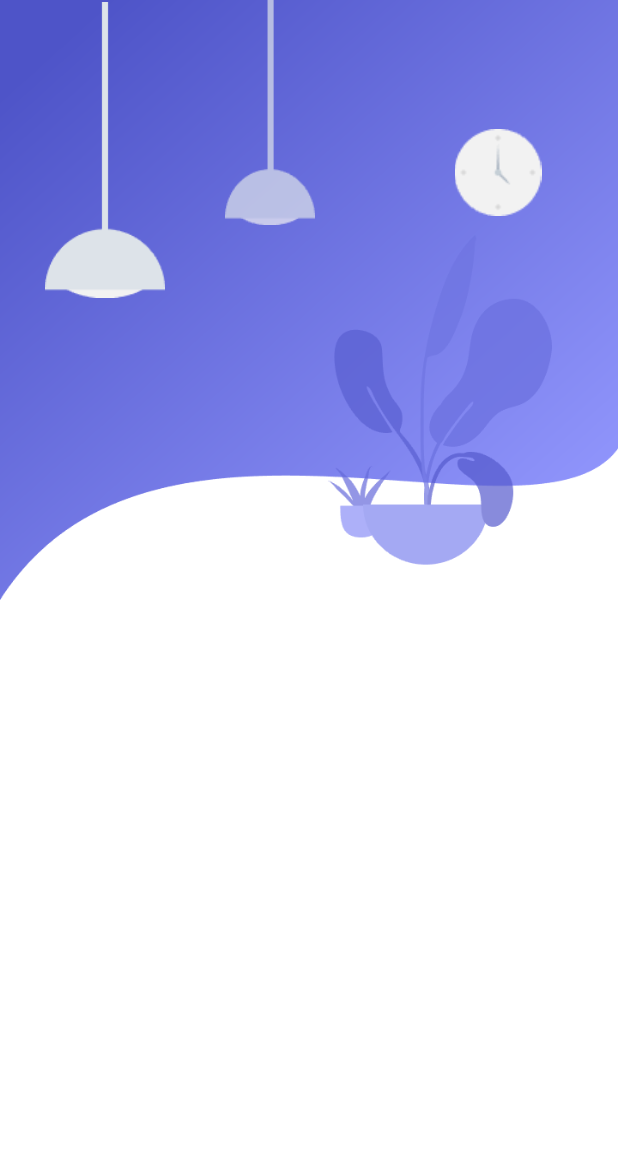
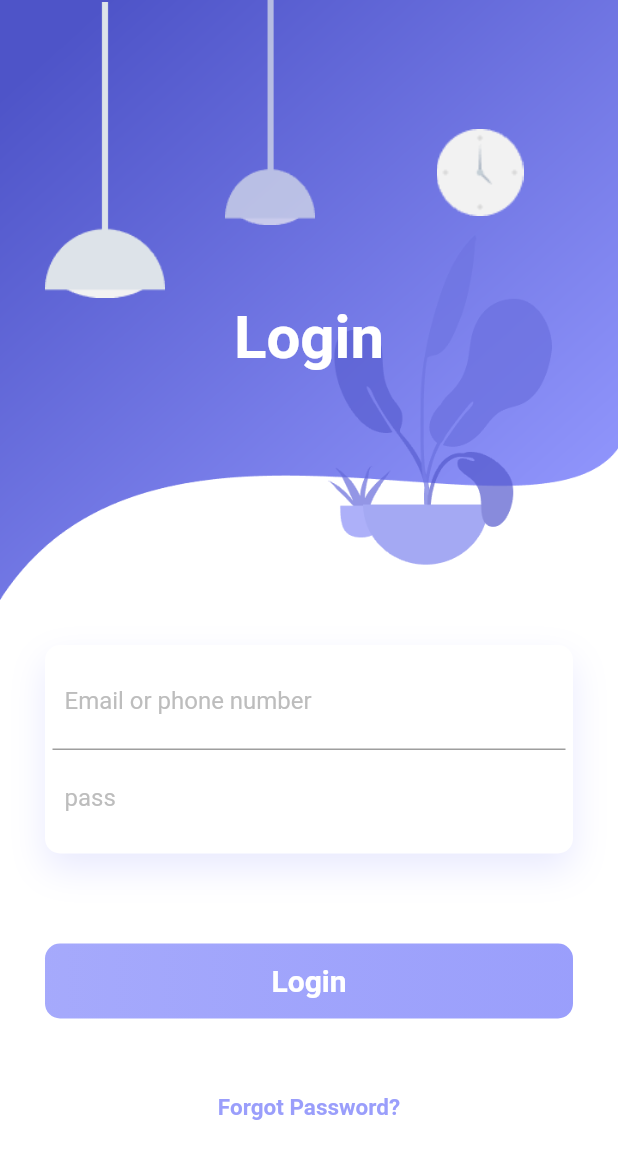
Before and after one commit to CriandoGames/exemple_screem_login_with_getX, a Flutter app: the screen it shows after launch, on a phone screen of 412 x 824 dp. Shown: the top 1159 px of the screen. Run offline on Flutter 3.47's test engine with Material 2 defaults, Android fonts, the phone set to English and light mode, and no system bars; our stand-ins replace get.

Commit message:
create Screem Login

```diff
--- a/project/lib/app/modules/login/page.dart
+++ b/project/lib/app/modules/login/page.dart
@@ -1,4 +1,5 @@
 import 'package:flutter/material.dart';
+import 'package:project/app/modules/login/widgets/generic_image.dart';
 
 class LoginScreem extends StatelessWidget {
   @override
@@ -17,45 +18,111 @@ class LoginScreem extends StatelessWidget {
                     fit: BoxFit.fill)),
             child: Stack(
               children: [
+                GenericImage(
+                    left: 30.0,
+                    height: 200,
+                    width: 80,
+                    nameImage: 'light-1.png'),
+                GenericImage(
+                    left: 140.0,
+                    height: 150,
+                    width: 80,
+                    nameImage: 'light-2.png'),
+                GenericImage(
+                  left: 280,
+                  height: 150,
+                  width: 80,
+                  nameImage: 'clock.png',
+                  top: 40,
+                ),
                 Positioned(
-                    left: 30,
-                    width: 80,
-                    height: 200,
                     child: Container(
+                  margin: EdgeInsets.only(top: 50),
+                  child: Center(
+                    child: Text(
+                      'Login',
+                      style: TextStyle(
+                          color: Colors.white,
+                          fontSize: 40,
+                          fontWeight: FontWeight.bold),
+                    ),
+                  ),
+                )),
+              ],
+            ),
+          ),
+          Padding(
+            padding: EdgeInsets.all(30),
+            child: Column(
+              children: [
+                Container(
+                  padding: EdgeInsets.all(5),
                   decoration: BoxDecoration(
-                            image: DecorationImage(
-                      image: AssetImage(
-                        'assets/light-1.png',
+                      color: Colors.white,
+                      borderRadius: BorderRadius.circular(10),
+                      boxShadow: [
+                        BoxShadow(
+                            color: Color.fromRGBO(143, 148, 251, .2),
+                            blurRadius: 20.0,
+                            offset: Offset(0, 10))
+                      ]),
+                  child: Column(
+                    children: [
+                      Container(
+                        padding: EdgeInsets.all(8.0),
+                        decoration: BoxDecoration(
+                            border:
+                                Border(bottom: BorderSide(color: Colors.grey))),
+                        child: TextField(
+                          decoration: InputDecoration(
+                              border: InputBorder.none,
+                              hintText: 'Email or phone number',
+                              hintStyle: TextStyle(color: Colors.grey[400])),
                         ),
-                    )))),
-                Positioned(
-                    left: 140,
-                    width: 80,
-                    height: 150,
-                    child: Container(
-                        decoration: BoxDecoration(
-                            image: DecorationImage(
-                      image: AssetImage(
-                        'assets/light-2.png',
                       ),
-                    )))),
-                Positioned(
-                    right: 40,
-                    top: 40,
-                    width: 80,
-                    height: 150,
-                    child: Container(
-                        decoration: BoxDecoration(
-                            image: DecorationImage(
-                      image: AssetImage(
-                        'assets/clock.png',
+                      Container(
+                        padding: EdgeInsets.all(8.0),
+                        decoration: BoxDecoration(),
+                        child: TextField(
+                          decoration: InputDecoration(
+                              border: InputBorder.none,
+                              hintText: 'pass',
+                              hintStyle: TextStyle(color: Colors.grey[400])),
                         ),
-                    )))),
+                      )
                     ],
                   ),
                 )
               ],
             ),
+          ),
+          SizedBox(height: 30),
+          Container(
+            margin: EdgeInsets.symmetric(horizontal: 30),
+            height: 50,
+            decoration: BoxDecoration(
+              borderRadius: BorderRadius.circular(10),
+              gradient: LinearGradient(
+                colors: [
+                  Color.fromRGBO(143, 148, 251, .8),
+                  Color.fromRGBO(143, 148, 251, .9),
+                ]
+              ),
+            ) ,
+            child: Center(
+              child: Text('Login', style: TextStyle(
+                            color: Colors.white,
+                            fontSize: 20,
+                            fontWeight: FontWeight.bold)),
+            ),
+          ),
+          SizedBox(height: 50),
+           Text('Forgot Password?', style: TextStyle(
+                            color: Color.fromRGBO(143, 148, 251, .9),
+                            fontSize: 15,
+                            fontWeight: FontWeight.bold)),
+        ],
+      ),
     );
   }
 }
--- a/project/lib/app/modules/login/widgets/generic_image.dart
+++ b/project/lib/app/modules/login/widgets/generic_image.dart
@@ -0,0 +1,25 @@
+import 'package:flutter/material.dart';
+
+class GenericImage extends StatelessWidget {
+  final double left;
+  final double width;
+  final double height;
+  final double? top;
+  final String nameImage;
+  GenericImage({required this.left, required this.height, required this.width,required this.nameImage, this.top });
+  @override
+  Widget build(BuildContext context) {
+    return Positioned(
+        left: left,
+        width: width,
+        height: height,
+        top: top ?? 0,
+        child: Container(
+            decoration: BoxDecoration(
+                image: DecorationImage(
+          image: AssetImage(
+            'assets/$nameImage',
+          ),
+        ))));
+  }
+}
```
Lines whose indentation alone changed are shown as unchanged.
